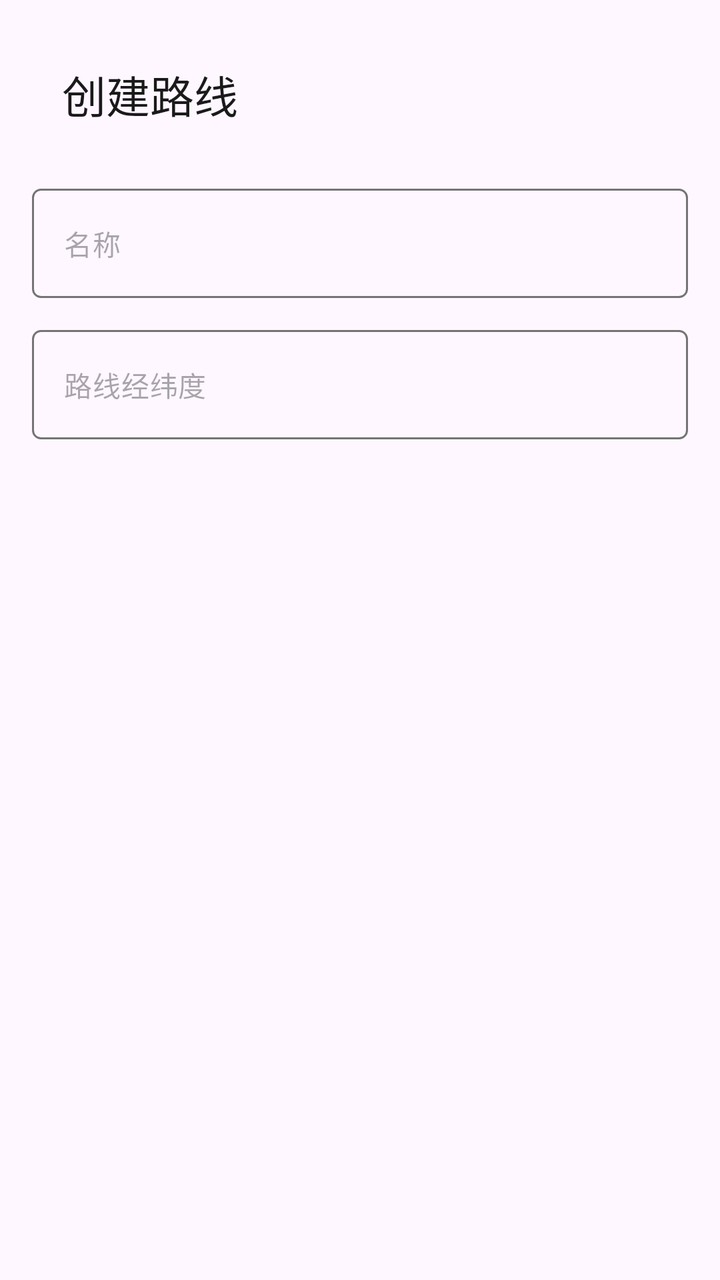
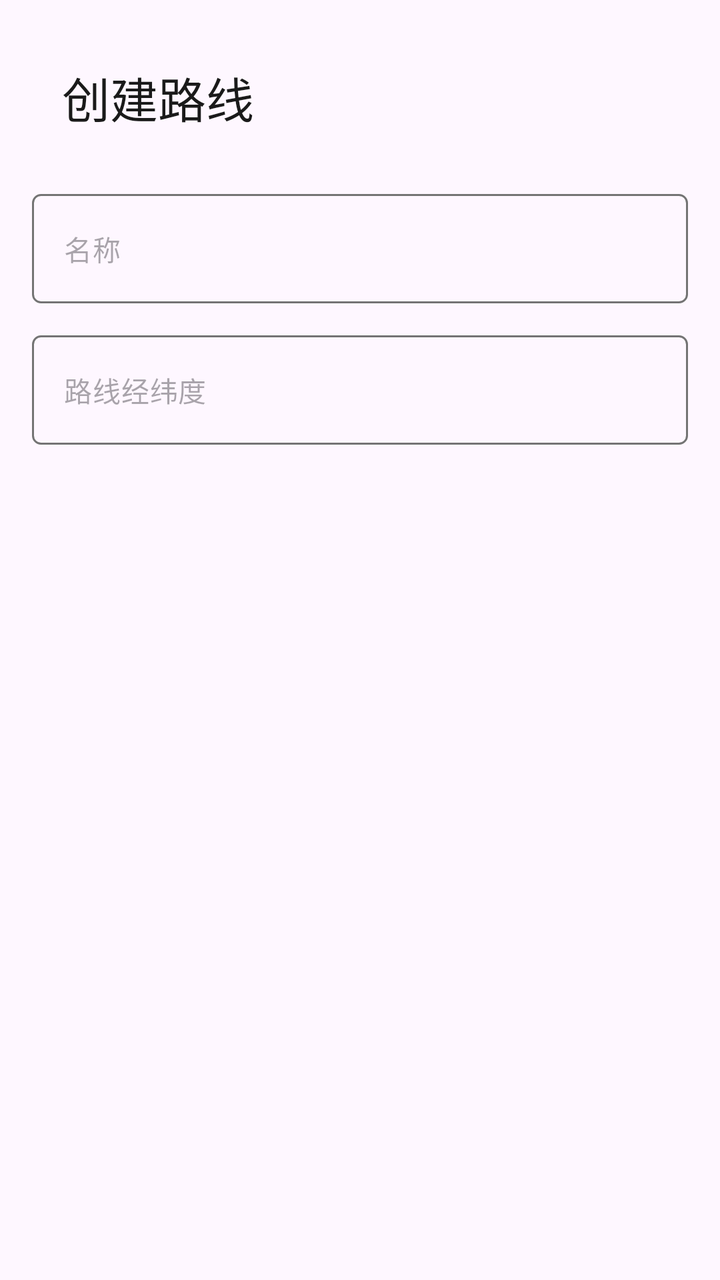

An Android layout rendered at two revisions. The XML below is the earlier revision; the diff shows what the commit changed to produce the second picture.
<!-- AndroidManifest.xml: application theme AppTheme -->
<!-- res/layout/dialog_add_route.xml -->
<?xml version="1.0" encoding="utf-8"?>
<LinearLayout
    xmlns:android="http://schemas.android.com/apk/res/android"
    xmlns:app="http://schemas.android.com/apk/res-auto"
    android:layout_width="match_parent"
    android:layout_height="wrap_content"
    android:orientation="vertical"
    android:padding="16dp">

        <TextView
            android:layout_width="match_parent"
            android:layout_height="wrap_content"
            android:text="@string/add_route"
            android:textAppearance="?attr/textAppearanceTitleLarge"
            android:textColor="?attr/colorOnSurface"
            android:padding="15dp"/>

        <com.google.android.material.textfield.TextInputLayout
            android:layout_width="match_parent"
            android:layout_height="wrap_content"
            android:layout_marginTop="16dp"
            app:boxBackgroundMode="none"
            app:hintEnabled="false"
            >

            <com.google.android.material.textfield.TextInputEditText
                android:id="@+id/etRouteName"
                android:layout_width="match_parent"
                android:layout_height="wrap_content"
                android:imeOptions="actionNext"
                android:inputType="text"
                android:singleLine="true"
                android:textColor="?attr/colorOnSurface"
                android:textAppearance="@style/TextAppearance.Material3.BodyMedium"
                android:hint="@string/name"
                android:background="@drawable/edit_text_box">

                
            </com.google.android.material.textfield.TextInputEditText>
        </com.google.android.material.textfield.TextInputLayout>

        <com.google.android.material.textfield.TextInputLayout
            android:layout_width="match_parent"
            android:layout_height="wrap_content"
            android:layout_marginTop="16dp"
            app:boxBackgroundMode="none"
            app:hintEnabled="false"
            >

            <com.google.android.material.textfield.TextInputEditText
                android:id="@+id/etRouteSet"
                android:layout_width="match_parent"
                android:layout_height="wrap_content"
                android:imeOptions="actionNext"
                android:inputType="text"
                android:singleLine="true"
                android:textColor="?attr/colorOnSurface"
                android:textAppearance="@style/TextAppearance.Material3.BodyMedium"
                android:hint="@string/route_set"
                android:background="@drawable/edit_text_box">
            </com.google.android.material.textfield.TextInputEditText>
        </com.google.android.material.textfield.TextInputLayout>

</LinearLayout>
<!-- resources referenced by this layout -->
<resources>
  <!-- drawable edit_text_box (drawable) -->
  <?xml version="1.0" encoding="utf-8"?>
  <selector xmlns:android="http://schemas.android.com/apk/res/android">
      <item android:state_focused="true">
          <shape android:shape="rectangle">
              <solid android:color="@android:color/transparent" />
              <stroke android:width="2dp" android:color="?attr/colorPrimary" />
              <corners android:radius="4dp" />
          </shape>
      </item>
      <item>
          <shape android:shape="rectangle">
              <solid android:color="@android:color/transparent" />
              <stroke android:width="1dp" android:color="?attr/colorOutline" />
              <corners android:radius="4dp" />
          </shape>
      </item>
  </selector>
  <string name="add_route">创建路线</string>
  <string name="name">名称</string>
  <string name="route_set">路线经纬度</string>
  <style name="AppTheme" parent="Theme.Material3.Light.NoActionBar">
          
          <item name="colorPrimary">#5F5F5F</item>
          <item name="colorOnPrimary">#FFFFFF</item>
          <item name="colorPrimaryContainer">#E0E0E0</item>
          <item name="colorOnPrimaryContainer">#1E1E1E</item>
          <item name="colorSecondary">#494949</item>
          <item name="colorOnSecondary">#FFFFFF</item>
          <item name="colorSecondaryContainer">#E7E7E7</item>
          <item name="colorOnSecondaryContainer">#2A2A2A</item>
          <item name="colorSurface">#FFFFFF</item>
          <item name="colorOnSurface">#1A1A1A</item>
          <item name="colorSurfaceVariant">#F0F0F0</item>
          <item name="colorOnSurfaceVariant">#5F5F5F</item>
          <item name="colorOutline">#747474</item>
  
          
          <item name="android:statusBarColor">@android:color/transparent</item>
          <item name="android:windowDrawsSystemBarBackgrounds">true</item>
          <item name="android:windowTranslucentStatus">true</item>
          <item name="windowActionModeOverlay">true</item>
          <item name="windowActionBar">false</item>
          <item name="windowNoTitle">true</item>
  
          
          <item name="searchViewStyle">@style/Portal.SearchViewStyle</item>
          <item name="sliderStyle">@style/Portal.SliderTheme</item>
          <item name="android:popupMenuStyle">@style/PortalPopupMenuStyle</item>
      </style>
  <style name="Portal.SearchViewStyle" parent="Widget.AppCompat.SearchView" />
  <style name="Portal.SliderTheme" parent="Widget.Material3.Slider" />
  <style name="PortalPopupMenuStyle" parent="Widget.Material3.PopupMenu">
          <item name="android:popupAnimationStyle">@style/PortalPopupAnimation</item>
      </style>
  <style name="PortalPopupAnimation">
          <item name="android:windowEnterAnimation">@anim/popup_in_top_end</item>
          <item name="android:windowExitAnimation">@anim/popup_out_top_end</item>
      </style>
</resources>

<!-- the commit's change to res/layout/dialog_add_route.xml (unified diff, before → after) -->
@@ -11,7 +11,7 @@
             android:layout_width="match_parent"
             android:layout_height="wrap_content"
             android:text="@string/add_route"
-            android:textAppearance="?attr/textAppearanceTitleLarge"
+            android:textAppearance="?attr/textAppearanceHeadlineSmall"
             android:textColor="?attr/colorOnSurface"
             android:padding="15dp"/>
 
